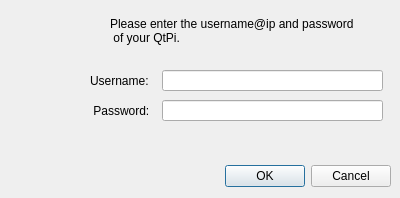
Above: logindialog.ui from mickmikea/Robot before the change. Below: the same form after it.
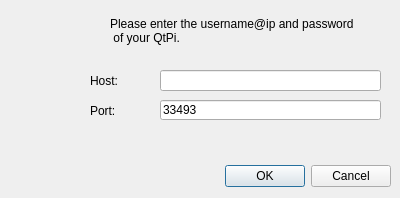
That is the form after the change.

Patch:
```diff
--- a/logindialog.ui
+++ b/logindialog.ui
@@ -44,26 +44,16 @@
   <widget class="QLineEdit" name="usernameBox">
    <property name="geometry">
     <rect>
-     <x>162</x>
+     <x>160</x>
      <y>70</y>
      <width>221</width>
      <height>21</height>
     </rect>
    </property>
   </widget>
-  <widget class="QLineEdit" name="passwordBox">
+  <widget class="QLabel" name="hostLabel">
    <property name="geometry">
     <rect>
-     <x>162</x>
-     <y>100</y>
-     <width>221</width>
-     <height>21</height>
-    </rect>
-   </property>
-  </widget>
-  <widget class="QLabel" name="usernameLabel">
-   <property name="geometry">
-    <rect>
      <x>90</x>
      <y>70</y>
      <width>71</width>
@@ -71,7 +61,7 @@
     </rect>
    </property>
    <property name="text">
-    <string>Username:</string>
+    <string>Host:</string>
    </property>
   </widget>
   <widget class="QLabel" name="passwordLabel">
@@ -84,7 +74,7 @@
     </rect>
    </property>
    <property name="text">
-    <string> Password:</string>
+    <string>Port:</string>
    </property>
   </widget>
   <widget class="QLabel" name="mainText">
@@ -101,6 +91,19 @@
  of your QtPi.</string>
    </property>
   </widget>
+  <widget class="QLineEdit" name="portBox">
+   <property name="geometry">
+    <rect>
+     <x>160</x>
+     <y>100</y>
+     <width>221</width>
+     <height>20</height>
+    </rect>
+   </property>
+   <property name="text">
+    <string>33493</string>
+   </property>
+  </widget>
  </widget>
  <resources/>
  <connections>
```
Left out of the diff: 4 changed lines with no effect on the pictures.
